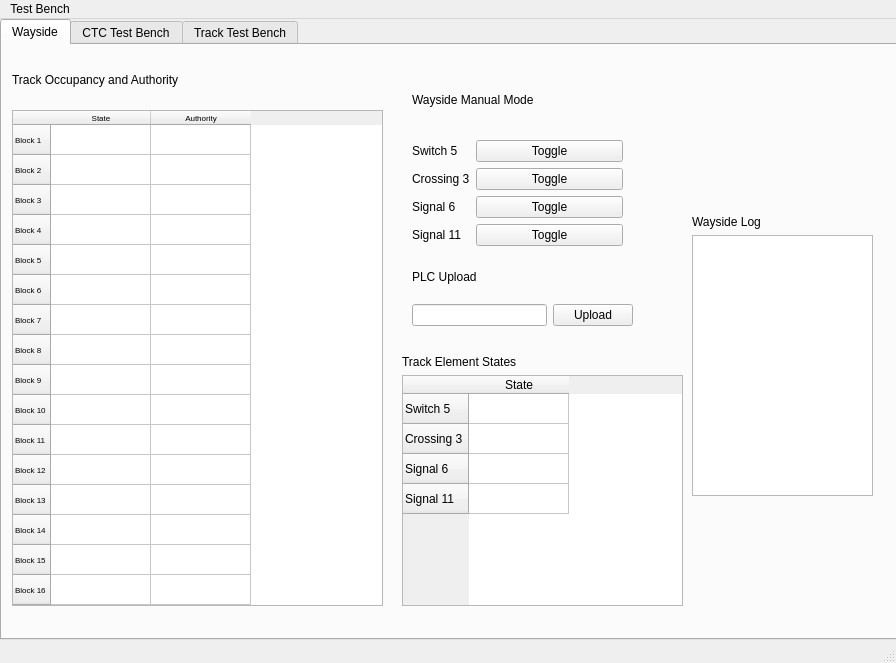
First picture: the form in WaysideShell.ui, repository ColeMinersUnion/Trains, before the edit.
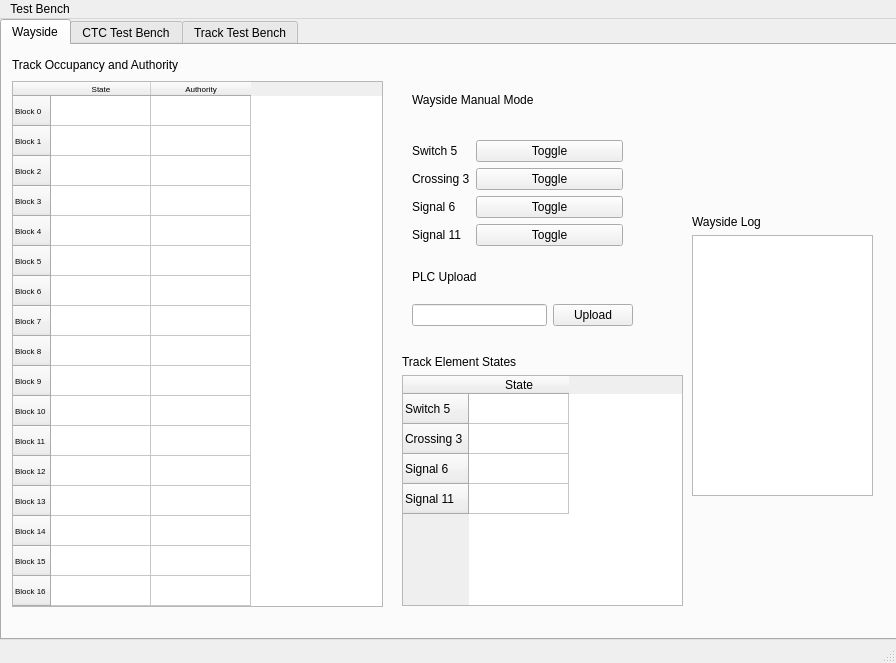
Second picture: the form after the edit. The open tabs and pages were chosen to show the change.

The edit to the form file:
```diff
--- a/WaysideShell.ui
+++ b/WaysideShell.ui
@@ -42,7 +42,7 @@
         <x>10</x>
         <y>10</y>
         <width>371</width>
-        <height>551</height>
+        <height>552</height>
        </rect>
       </property>
       <layout class="QVBoxLayout" name="block_occ">
@@ -82,6 +82,16 @@
          <attribute name="horizontalHeaderCascadingSectionResizes">
           <bool>false</bool>
          </attribute>
+         <row>
+          <property name="text">
+           <string>Block 0</string>
+          </property>
+          <property name="font">
+           <font>
+            <pointsize>6</pointsize>
+           </font>
+          </property>
+         </row>
          <row>
           <property name="text">
            <string>Block 1</string>
```
Left out of the diff: 4 changed lines with no effect on the pictures.
